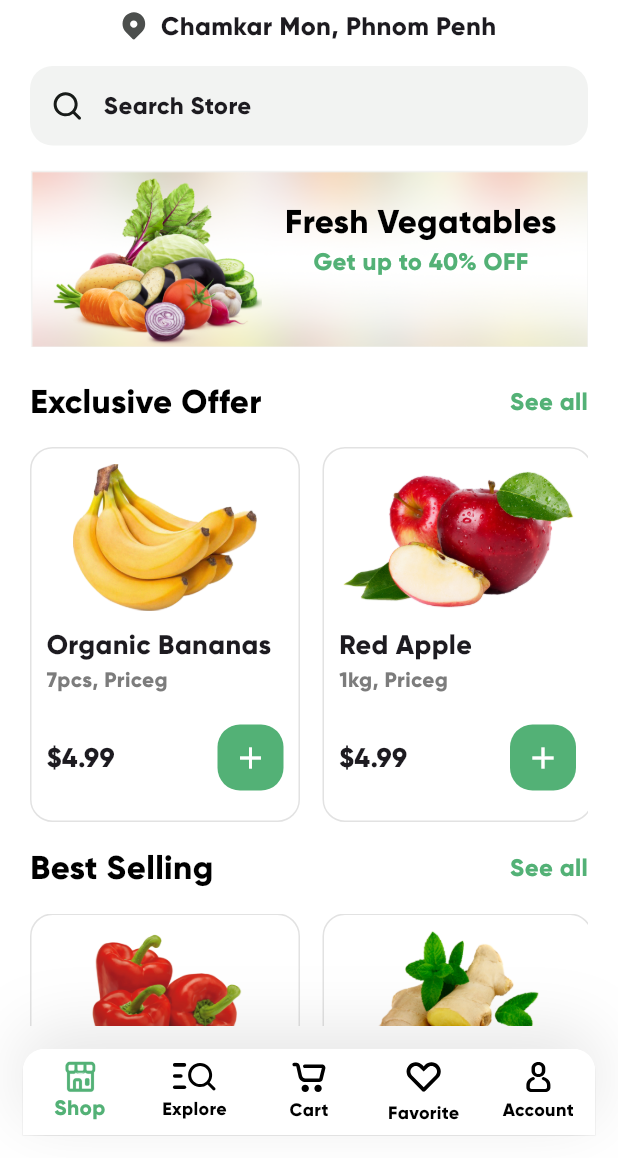
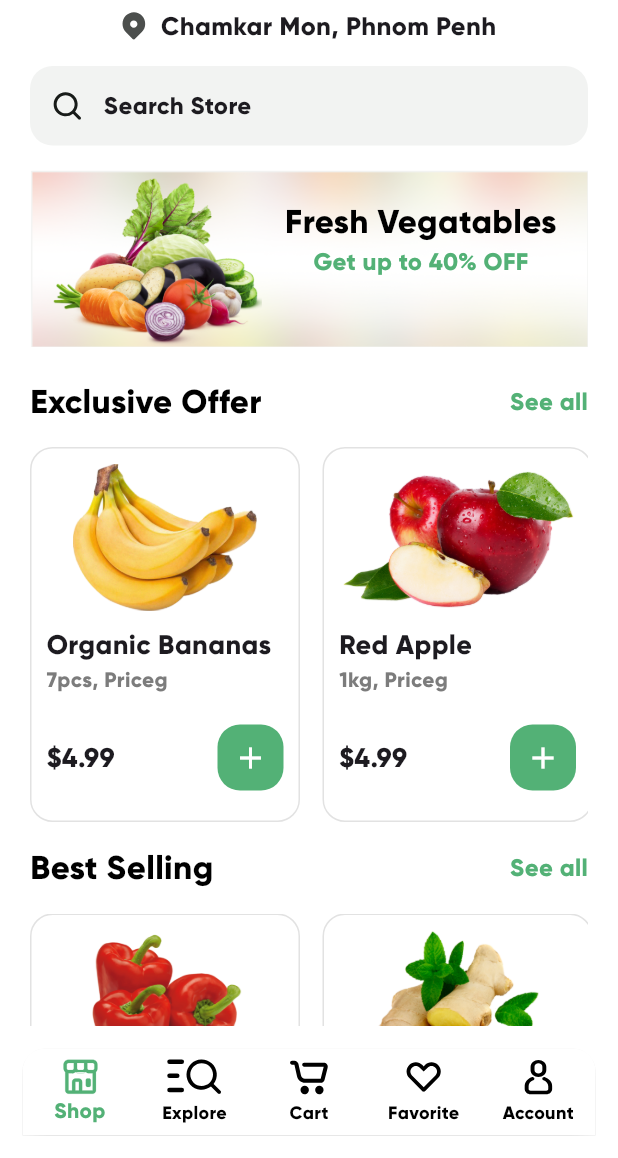
Before and after one commit to ThearyCoding/grocery-app, a Flutter app: the screen it shows after launch, on a phone screen of 412 x 824 dp, the part 78-1236 px from its top. Run offline on Flutter 3.47's test engine with Material 3 defaults, Android fonts, the phone set to English and light mode, and no system bars; our stand-ins replace country_code_picker, flutter_svg.

Commit message:
add new page and improved the code

```diff
--- a/lib/main.dart
+++ b/lib/main.dart
@@ -1,6 +1,4 @@
 import 'package:flutter/material.dart';
-
-import 'core/app_colors.dart';
 import 'pages/main_page.dart';
 import 'pages/signup_page.dart';
 import 'pages/splash_page.dart';
--- a/lib/pages/account_page.dart
+++ b/lib/pages/account_page.dart
@@ -95,7 +95,7 @@ class _AccountPageState extends State<AccountPage> {
             ),
           ),
           SizedBox(
-            height: 15,
+            height: 20,
           ),
           Divider(),
           ListView.separated(
--- a/lib/pages/home_page.dart
+++ b/lib/pages/home_page.dart
@@ -4,6 +4,8 @@ import 'package:grocery_app/core/app_colors.dart';
 import 'package:grocery_app/models/grocery_item.dart';
 import 'package:grocery_app/widgets/grocery_card_item_widget.dart';
 import 'package:grocery_app/widgets/search_widget.dart';
+
+import 'detail_product_page.dart';
 
 class HomePage extends StatefulWidget {
   const HomePage({super.key});
@@ -107,7 +109,7 @@ class _HomePageState extends State<HomePage> {
   }
 
   Widget _itemsWidget(List<GroceryItem> items) {
-    return Container(
+    return SizedBox(
       width: double.infinity,
       height: 250,
       child: ListView.separated(
@@ -117,7 +119,9 @@ class _HomePageState extends State<HomePage> {
               ),
           itemCount: items.length,
           itemBuilder: (context, index) {
-            return GroceryCardItemWidget(item: items[index]);
+            return GestureDetector(
+              onTap: () => Navigator.push(context, MaterialPageRoute(builder: (_) => DetailProductPage(item: items[index],))),
+              child: GroceryCardItemWidget(item: items[index]));
           }),
     );
   }
--- a/lib/pages/main_page.dart
+++ b/lib/pages/main_page.dart
@@ -15,7 +15,7 @@ class MainPage extends StatefulWidget {
 }
 
 class _MainPageState extends State<MainPage> {
-  int currentIndex = 0;
+  final ValueNotifier<int> _currentIndex = ValueNotifier<int>(0);
   final List<Widget> _pages = [
     HomePage(),
     ExplorePage(),
@@ -23,92 +23,72 @@ class _MainPageState extends State<MainPage> {
     FavoritePage(),
     AccountPage()
   ];
+
+  @override
+  void dispose() {
+    _currentIndex.dispose();
+    super.dispose();
+  }
+
   @override
   Widget build(BuildContext context) {
     return Scaffold(
-      body: _pages[currentIndex],
-      bottomNavigationBar: Container(
-        padding: EdgeInsets.all(15),
+      body: ValueListenableBuilder<int>(
+        valueListenable: _currentIndex,
+        builder: (context, index, _) => _pages[index],
+      ),
+      bottomNavigationBar: ValueListenableBuilder<int>(
+        valueListenable: _currentIndex,
+        builder: (context, index, _) => Container(
+          padding: const EdgeInsets.all(15),
           decoration: BoxDecoration(
-            color: Colors.white, boxShadow: [BoxShadow(color: Colors.grey)]),
-        child: Container(
-          decoration: BoxDecoration(
-            borderRadius: BorderRadius.only(
-              topRight: Radius.circular(15),
-              topLeft: Radius.circular(15),
-            ),
-            boxShadow: [
-              BoxShadow(
-                  color: Colors.black38.withValues(alpha: .1),
-                  spreadRadius: 0,
-                  blurRadius: 37,
-                  offset: Offset(0, -12)),
-            ],
+            color: Colors.white,
+            boxShadow: [BoxShadow(color: Colors.grey.withValues(alpha: 0.1))],
           ),
           child: ClipRRect(
-            borderRadius: BorderRadius.only(
+            borderRadius: const BorderRadius.only(
               topLeft: Radius.circular(15),
               topRight: Radius.circular(15),
             ),
             child: BottomNavigationBar(
               backgroundColor: Colors.white,
               type: BottomNavigationBarType.fixed,
-                onTap: (index) {
-                  setState(() {
-                    currentIndex = index;
-                  });
-                },
-                currentIndex: currentIndex,
+              onTap: (newIndex) => _currentIndex.value = newIndex,
+              currentIndex: index,
               selectedItemColor: AppColors.primaryColor,
-                selectedLabelStyle: TextStyle(
-                  color: AppColors.primaryColor,
+              selectedLabelStyle: const TextStyle(
                 fontWeight: FontWeight.w600,
               ),
-                unselectedLabelStyle: TextStyle(
+              unselectedLabelStyle: const TextStyle(
                 color: Colors.black,
                 fontWeight: FontWeight.w600,
               ),
               unselectedItemColor: Colors.black,
               items: [
-                  BottomNavigationBarItem(
-                      label: 'Shop',
-                      icon: SvgPicture.asset(
-                          color: currentIndex == 0
-                              ? AppColors.primaryColor
-                              : Colors.black,
-                          'assets/icons/shop_icon.svg')),
-                  BottomNavigationBarItem(
-                      label: 'Explore',
-                      icon: SvgPicture.asset(
-                          color: currentIndex == 1
-                              ? AppColors.primaryColor
-                              : Colors.black,
-                          'assets/icons/explore_icon.svg')),
-                  BottomNavigationBarItem(
-                      label: 'Cart',
-                      icon: SvgPicture.asset(
-                          color: currentIndex == 2
-                              ? AppColors.primaryColor
-                              : Colors.black,
-                          'assets/icons/cart_icon.svg')),
-                  BottomNavigationBarItem(
-                      label: 'Favorite',
-                      icon: SvgPicture.asset(
-                          color: currentIndex == 3
-                              ? AppColors.primaryColor
-                              : Colors.black,
-                          'assets/icons/favourite_icon.svg')),
-                  BottomNavigationBarItem(
-                      label: 'Account',
-                      icon: SvgPicture.asset(
-                          color: currentIndex == 4
-                              ? AppColors.primaryColor
-                              : Colors.black,
-                          'assets/icons/account_icon.svg'))
-                ]),
+                _buildNavItem('Shop', 'assets/icons/shop_icon.svg', 0, index),
+                _buildNavItem('Explore', 'assets/icons/explore_icon.svg', 1, index),
+                _buildNavItem('Cart', 'assets/icons/cart_icon.svg', 2, index),
+                _buildNavItem('Favorite', 'assets/icons/favourite_icon.svg', 3, index),
+                _buildNavItem('Account', 'assets/icons/account_icon.svg', 4, index),
+              ],
+            ),
           ),
         ),
       ),
     );
   }
+
+  BottomNavigationBarItem _buildNavItem(String label, String asset, int itemIndex, int currentIndex) {
+    return BottomNavigationBarItem(
+      label: label,
+      icon: SvgPicture.asset(
+        asset,
+        height: 24,
+        colorFilter: ColorFilter.mode(
+          itemIndex == currentIndex ? AppColors.primaryColor : Colors.black,
+          BlendMode.srcIn,
+        ),
+      ),
+    );
   }
+}
--- a/lib/pages/search_sort_page.dart
+++ b/lib/pages/search_sort_page.dart
@@ -13,9 +13,6 @@ class _SearchSortPageState extends State<SearchSortPage> {
   final TextEditingController searchController = TextEditingController();
 
   void onSearch(String query) {
-    final groceryItems = items.where((grocery) {
-      return grocery.name.toLowerCase().contains(query.toLowerCase());
-    });
   }
 
   @override
```
Also changed, not shown: lib/pages/detail_product_page.dart (added, +146 -0 lines), lib/widgets/custom_button.dart (added, +24 -0 lines), 1 other file. Lines whose indentation alone changed are shown as unchanged.
